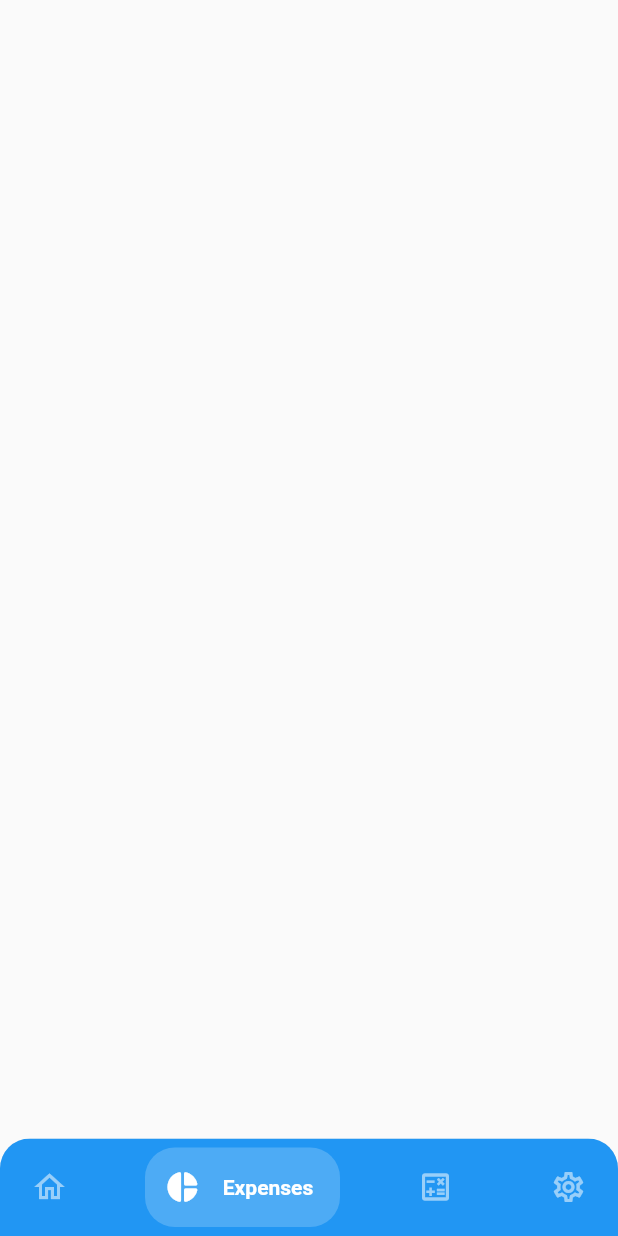
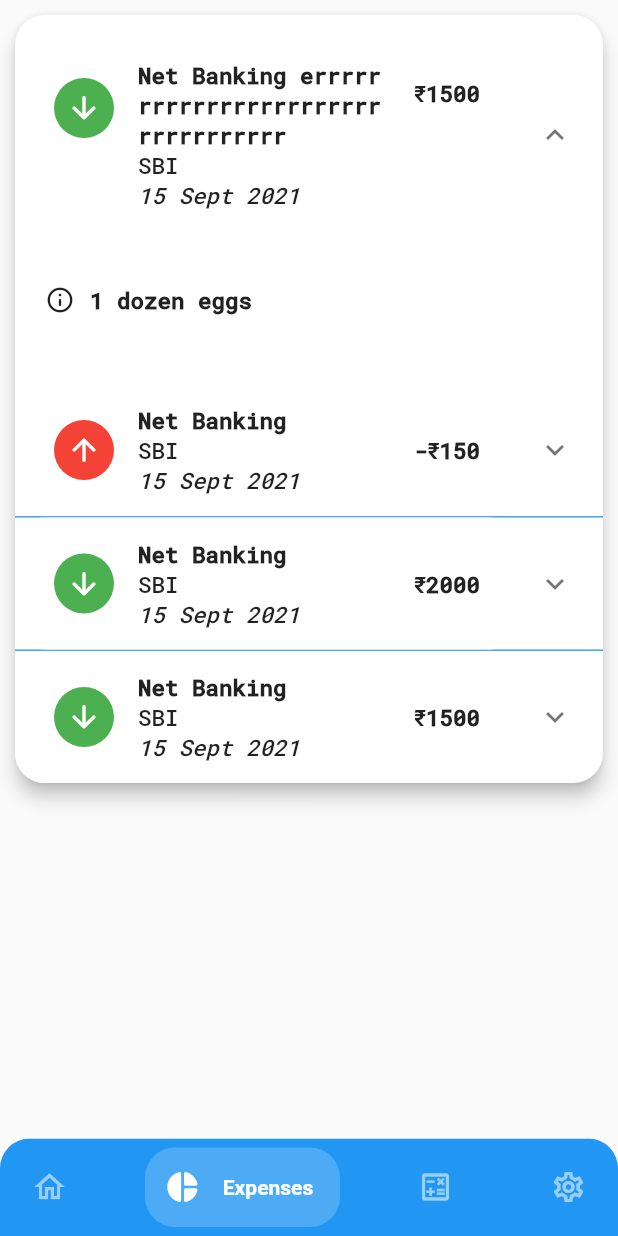
Before and after one commit to MrAugusT22/pocket-science, a Flutter app: the screen it shows after launch, item 2 of the bottom bar chosen, on a phone screen of 412 x 824 dp. Run offline on Flutter 3.47's test engine with Material 2 defaults, Android fonts, the phone set to English and light mode, and no system bars; drawn by our look-alikes of bottom_navy_bar; our stand-ins replace shared_preferences, syncfusion_flutter_charts.

Commit message:
expenses ui

```diff
--- a/lib/main.dart
+++ b/lib/main.dart
@@ -3,6 +3,7 @@ import 'package:fin_calc/screens/calculators.dart';
 import 'package:fin_calc/screens/currency.dart';
 import 'package:fin_calc/screens/dashboard.dart';
 import 'package:fin_calc/screens/emi.dart';
+import 'package:fin_calc/screens/expenses.dart';
 import 'package:fin_calc/screens/profile.dart';
 import 'package:fin_calc/screens/sip.dart';
 import 'package:fin_calc/screens/home.dart';
@@ -36,6 +37,7 @@ class FinCalc extends StatelessWidget {
           routes: {
             HomePage.id: (context) => Center(child: HomePage()),
             Dashboard.id: (context) => Dashboard(),
+            Expenses.id: (context) => Expenses(),
             Calculator.id: (context) => Calculator(),
             Profile.id: (context) => Profile(),
             Sip.id: (context) => Sip(),
--- a/lib/screens/cagr.dart
+++ b/lib/screens/cagr.dart
@@ -197,6 +197,7 @@ class _CagrState extends State<Cagr> {
             ),
             SizedBox(height: 10),
             AdditionalDataCard(
+              elevation: 5.0,
               title: 'CAGR?',
               info:
                   'The compound annual growth rate (CAGR) is the rate of return (RoR) that would be required for an investment to grow from its beginning balance to its ending balance, assuming the profits were reinvested at the end of each period of the investment’s life span.',
--- a/lib/screens/calculators.dart
+++ b/lib/screens/calculators.dart
@@ -32,7 +32,10 @@ class _CalculatorState extends State<Calculator> {
           },
           physics: BouncingScrollPhysics(),
           itemBuilder: (context, index) {
-            return Container(
+            return Material(
+              elevation: 5,
+              borderRadius: BorderRadius.circular(20),
+              child: Container(
                 decoration: BoxDecoration(
                   borderRadius: BorderRadius.circular(20),
                   color: kMyColor,
@@ -106,27 +109,8 @@ class _CalculatorState extends State<Calculator> {
                       canTapOnHeader: true,
                       backgroundColor: Colors.transparent,
                     ),
-                  ExpansionPanel(
-                    headerBuilder: (context, open) {
-                      return Align(
-                        alignment: Alignment.center,
-                        child: Text(
-                          'Currency Rates',
-                          style: TextStyle(
-                            color: Colors.white,
-                            fontFamily: 'RobotoMono',
-                            fontSize: 20,
-                            fontWeight: FontWeight.bold,
+                  ],
                 ),
-                        ),
-                      );
-                    },
-                    body: Currency(),
-                    isExpanded: _isOpen[3],
-                    canTapOnHeader: true,
-                    backgroundColor: Colors.transparent,
-                  ),
-                ],
               ),
             );
           },
--- a/lib/screens/emi.dart
+++ b/lib/screens/emi.dart
@@ -203,6 +203,7 @@ class _EmiState extends State<Emi> {
             ),
             SizedBox(height: 10),
             AdditionalDataCard(
+              elevation: 5.0,
               title: 'EMI',
               info:
                   'An equated monthly installment (EMI) is a fixed payment amount made by a borrower to a lender at a specified date each calendar month. Equated monthly installments are applied to both interest and principal each month so that over a specified number of years, the loan is paid off in full. In the most common types of loans—such as real estate mortgages, auto loans, and student loans—the borrower makes fixed periodic payments to the lender over the course of several years with the goal of retiring the loan.',
--- /dev/null
+++ b/lib/screens/expenses.dart
@@ -0,0 +1,138 @@
+import 'dart:io';
+import 'package:fin_calc/utilities/additional_info_card.dart';
+import 'package:fin_calc/utilities/constants.dart';
+import 'package:fin_calc/utilities/investment_card_text.dart';
+import 'package:fin_calc/utilities/theme_data.dart';
+import 'package:fin_calc/utilities/transaction_card.dart';
+import 'package:flutter/cupertino.dart';
+import 'package:flutter/material.dart';
+import 'package:provider/provider.dart';
+
+class Expenses extends StatefulWidget {
+  const Expenses({Key? key}) : super(key: key);
+  static const String id = 'expenses';
+
+  @override
+  _ExpensesState createState() => _ExpensesState();
+}
+
+class _ExpensesState extends State<Expenses> {
+  List<bool> _isOpen = [true, false, false, false];
+  @override
+  Widget build(BuildContext context) {
+    return Consumer<MyThemeData>(builder: (context, myThemeData, child) {
+      bool _isDarkMode = myThemeData.getDarkMode;
+      return Scaffold(
+        extendBody: true,
+        body: Padding(
+          padding: const EdgeInsets.all(10),
+          child: ListView.separated(
+              separatorBuilder: (context, index) {
+                return SizedBox(height: 5);
+              },
+              physics: BouncingScrollPhysics(),
+              itemCount: 1,
+              itemBuilder: (context, index) {
+                return Material(
+                  elevation: 5,
+                  borderRadius: BorderRadius.circular(20),
+                  color: _isDarkMode ? kMyDarkBGColor : kMyLightBGColor,
+                  child: Container(
+                    decoration: BoxDecoration(
+                      borderRadius: BorderRadius.circular(20),
+                      color: Colors.transparent,
+                    ),
+                    child: ExpansionPanelList(
+                      expansionCallback: (i, isOpen) {
+                        setState(() {
+                          _isOpen[i] = !_isOpen[i];
+                        });
+                      },
+                      elevation: 0,
+                      dividerColor: kMyColor,
+                      children: [
+                        ExpansionPanel(
+                          isExpanded: _isOpen[0],
+                          canTapOnHeader: true,
+                          backgroundColor: Colors.transparent,
+                          headerBuilder: (context, open) {
+                            return TransactionCard(
+                              amt: 1500,
+                              bank: 'SBI',
+                              title:
+                                  'Net Banking errrrrrrrrrrrrrrrrrrrrrrrrrrrrrrrrr',
+                              date: '15 Sept 2021',
+                              debit: false,
+                            );
+                          },
+                          body: AdditionalDataCard(
+                            title: '1 dozen eggs',
+                            info: '',
+                            elevation: 0.0,
+                          ),
+                        ),
+                        ExpansionPanel(
+                          isExpanded: _isOpen[1],
+                          canTapOnHeader: true,
+                          backgroundColor: Colors.transparent,
+                          headerBuilder: (context, open) {
+                            return TransactionCard(
+                              amt: 150,
+                              bank: 'SBI',
+                              title: 'Net Banking',
+                              date: '15 Sept 2021',
+                              debit: true,
+                            );
+                          },
+                          body: AdditionalDataCard(
+                            title: '1 dozen eggs',
+                            info: '',
+                            elevation: 0.0,
+                          ),
+                        ),
+                        ExpansionPanel(
+                          isExpanded: _isOpen[2],
+                          canTapOnHeader: true,
+                          backgroundColor: Colors.transparent,
+                          headerBuilder: (context, open) {
+                            return TransactionCard(
+                              amt: 2000,
+                              bank: 'SBI',
+                              title: 'Net Banking',
+                              date: '15 Sept 2021',
+                              debit: false,
+                            );
+                          },
+                          body: AdditionalDataCard(
+                            title: '1 dozen eggs',
+                            info: '',
+                            elevation: 0.0,
+                          ),
+                        ),
+                        ExpansionPanel(
+                          isExpanded: _isOpen[3],
+                          canTapOnHeader: true,
+                          backgroundColor: Colors.transparent,
+                          headerBuilder: (context, open) {
+                            return TransactionCard(
+                              amt: 1500,
+                              bank: 'SBI',
+                              title: 'Net Banking',
+                              date: '15 Sept 2021',
+                              debit: false,
+                            );
+                          },
+                          body: AdditionalDataCard(
+                            elevation: 0.0,
+                          ),
+                        ),
+                      ],
+                    ),
+                  ),
+                );
+              }),
+        ),
+      );
+    });
+  }
+}
--- a/lib/screens/home.dart
+++ b/lib/screens/home.dart
@@ -1,6 +1,7 @@
 import 'package:bottom_navy_bar/bottom_navy_bar.dart';
 import 'package:fin_calc/screens/calculators.dart';
 import 'package:fin_calc/screens/dashboard.dart';
+import 'package:fin_calc/screens/expenses.dart';
 import 'package:fin_calc/screens/profile.dart';
 import 'package:fin_calc/utilities/constants.dart';
 import 'package:flutter/cupertino.dart';
@@ -22,7 +23,7 @@ class _HomePageState extends State<HomePage> {
 
   static List<Widget> _widgetOptions = [
     Dashboard(),
-    Dashboard(),
+    Expenses(),
     Calculator(),
     Profile(),
   ];
--- a/lib/screens/sip.dart
+++ b/lib/screens/sip.dart
@@ -257,6 +257,7 @@ class _SipState extends State<Sip> {
             ),
             SizedBox(height: 10),
             AdditionalDataCard(
+              // elevation: 5.0,
               title: 'SIP?',
               info:
                   'A Systematic Investment Plan (or SIP) is an investment mode through which you can invest in mutual funds. As the term indicates, it is a systematic method of investing fixed amounts of money periodically. This can be monthly, quarterly or semi-annually etc.',
--- a/lib/utilities/additional_info_card.dart
+++ b/lib/utilities/additional_info_card.dart
@@ -7,20 +7,32 @@ import 'package:provider/provider.dart';
 class AdditionalDataCard extends StatelessWidget {
   final title;
   final info;
-  AdditionalDataCard({@required this.title, @required this.info});
+  final elevation;
+  AdditionalDataCard(
+      {this.title = '', this.info = '', this.elevation = 5.0});
 
   @override
   Widget build(BuildContext context) {
+    bool noInfo = false;
+    bool noTitle = false;
+    if (info == '') {
+      noInfo = true;
+    }
+    if (title == '') {
+      noTitle = true;
+    }
+
     return Consumer<MyThemeData>(builder: (context, myThemeData, child) {
       bool _isDarkMode = myThemeData.getDarkMode;
       return Material(
-        elevation: 5,
+        elevation: elevation,
         borderRadius: BorderRadius.circular(20),
         color: Colors.transparent,
         child: Container(
           padding: EdgeInsets.all(20),
           decoration: BoxDecoration(
-              borderRadius: BorderRadius.circular(20), color: _isDarkMode ? kMyDarkBGColor : kMyLightBGColor),
+              borderRadius: BorderRadius.circular(20),
+              color: _isDarkMode ? kMyDarkBGColor : kMyLightBGColor),
           child: Column(
             children: [
               Row(
@@ -31,16 +43,17 @@ class AdditionalDataCard extends StatelessWidget {
                   ),
                   SizedBox(width: 10),
                   InvestmentCardText(
-                    text: title,
-                    fontSize: 20.0,
+                    text: '${noTitle ? 'No info' : title}',
                   ),
                 ],
               ),
               SizedBox(height: 10),
-              InvestmentCardText(
-                text: info,
-                fontWeight: FontWeight.normal,
-              ),
+              noInfo
+                  ? Container()
+                  : InvestmentCardText(
+                      text: info,
+                      fontWeight: FontWeight.normal,
+                    ),
             ],
           ),
         ),
--- a/lib/utilities/investment_card_text.dart
+++ b/lib/utilities/investment_card_text.dart
@@ -17,11 +17,12 @@ class InvestmentCardText extends StatelessWidget {
     return Text(
       text,
       style: TextStyle(
-          fontFamily: 'RobotoMono',
-          fontSize: fontSize,
-          fontWeight: fontWeight,
-          fontStyle: fontStyle,
+        fontFamily: 'RobotoMono',
+        fontSize: fontSize,
+        fontWeight: fontWeight,
+        fontStyle: fontStyle,
       ),
+      softWrap: true,
     );
   }
 }
--- /dev/null
+++ b/lib/utilities/transaction_card.dart
@@ -0,0 +1,59 @@
+import 'package:fin_calc/utilities/constants.dart';
+import 'package:fin_calc/utilities/investment_card_text.dart';
+import 'package:fin_calc/utilities/theme_data.dart';
+import 'package:flutter/cupertino.dart';
+import 'package:flutter/material.dart';
+import 'package:provider/provider.dart';
+
+class TransactionCard extends StatelessWidget {
+  final debit;
+  final title;
+  final bank;
+  final date;
+  final amt;
+  TransactionCard({
+    @required this.amt,
+    @required this.bank,
+    @required this.date,
+    @required this.debit,
+    @required this.title,
+  });
+
+  @override
+  Widget build(BuildContext context) {
+    return Consumer<MyThemeData>(builder: (context, myThemeData, child) {
+      bool _isDarkMode = myThemeData.getDarkMode;
+      return Container(
+        decoration: BoxDecoration(
+          color: _isDarkMode ? kMyDarkBGColor : kMyLightBGColor,
+          borderRadius: BorderRadius.circular(20),
+        ),
+        padding: EdgeInsets.all(10),
+        child: ListTile(
+          leading: CircleAvatar(
+            child: Icon(
+              debit
+                  ? Icons.arrow_upward_rounded
+                  : Icons.arrow_downward_rounded,
+              color: Colors.white,
+            ),
+            backgroundColor: debit ? Colors.red : Colors.green,
+          ),
+          title: Column(
+            crossAxisAlignment: CrossAxisAlignment.start,
+            mainAxisSize: MainAxisSize.min,
+            children: [
+              InvestmentCardText(text: title),
+              InvestmentCardText(text: bank, fontWeight: FontWeight.normal),
+              InvestmentCardText(
+                  text: '$date',
+                  fontStyle: FontStyle.italic,
+                  fontWeight: FontWeight.normal),
+            ],
+          ),
+          trailing: InvestmentCardText(text: '${debit ? '-' : ''}₹$amt'),
+        ),
+      );
+    });
+  }
+}
```
Lines whose indentation alone changed are shown as unchanged.
